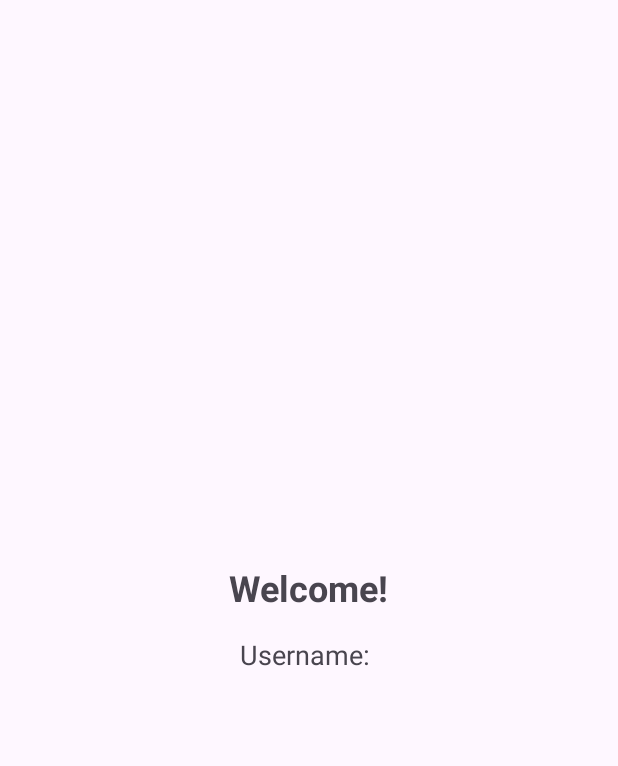
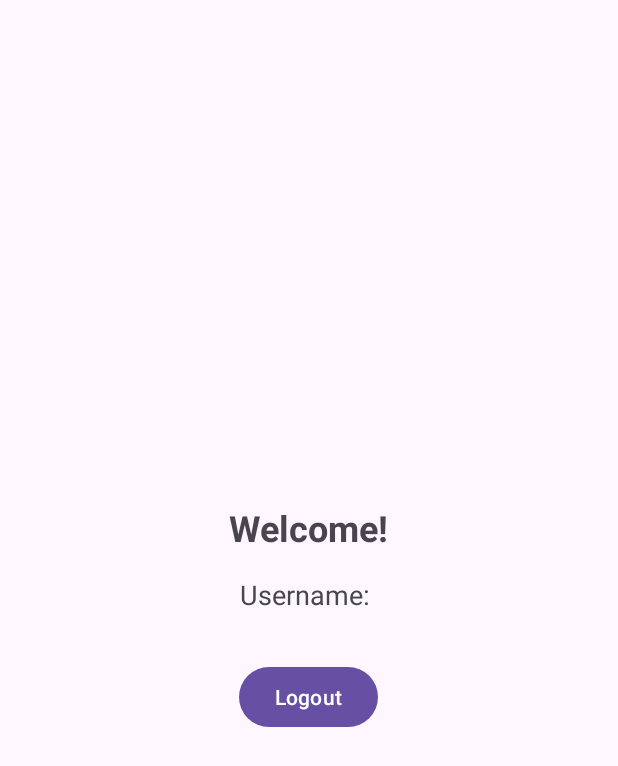
Before and after one commit to s160422106/ExpenseTracker4, an Android app: the layout activity_sign_in_success.xml on its own in the app's theme, with its tools: preview values and no code run, on a phone screen of 412 x 824 dp. Shown: the top 766 px of the screen. Run offline under Robolectric (Android 15) with nearby library versions, the phone set to English and light mode, and no system bars.

Commit message:
MODUL 1 FINISHED

```diff
--- a/app/src/main/res/layout/activity_sign_in_success.xml
+++ b/app/src/main/res/layout/activity_sign_in_success.xml
@@ -13,7 +13,7 @@
         android:layout_height="wrap_content"
         android:text="Welcome!"
         android:textSize="24sp"
-        android:textStyle="bold"/>
+        android:textStyle="bold" />
 
     <TextView
         android:id="@+id/tvUsername"
@@ -21,6 +21,13 @@
         android:layout_height="wrap_content"
         android:text="Username: "
         android:textSize="18sp"
-        android:layout_marginTop="16dp"/>
+        android:layout_marginTop="16dp" />
 
+    <!-- Tambahkan tombol Logout -->
+    <Button
+        android:id="@+id/btnLogout"
+        android:layout_width="wrap_content"
+        android:layout_height="wrap_content"
+        android:text="Logout"
+        android:layout_marginTop="32dp" />
 </LinearLayout>
```
Also changed, not shown: app/src/main/java/com/example/expensetracker/ui/SignInActivity.kt (+35 -12 lines), app/src/main/java/com/example/expensetracker/ui/SignInSuccessActivity.kt (+19 -0 lines), 2 other files.
